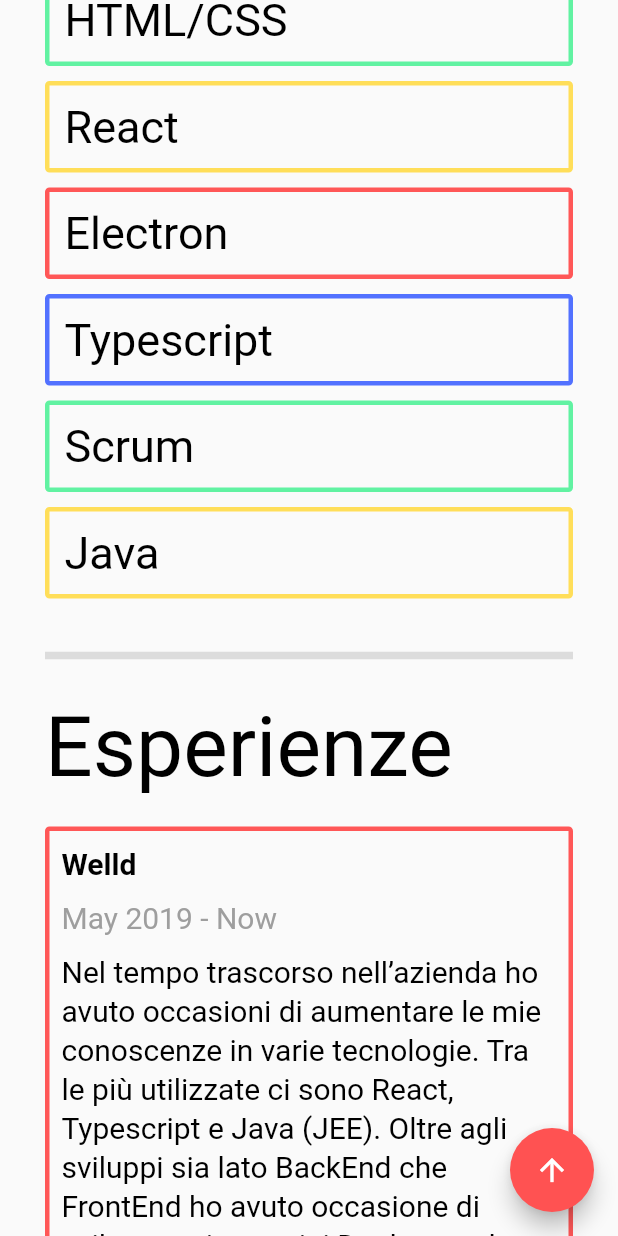
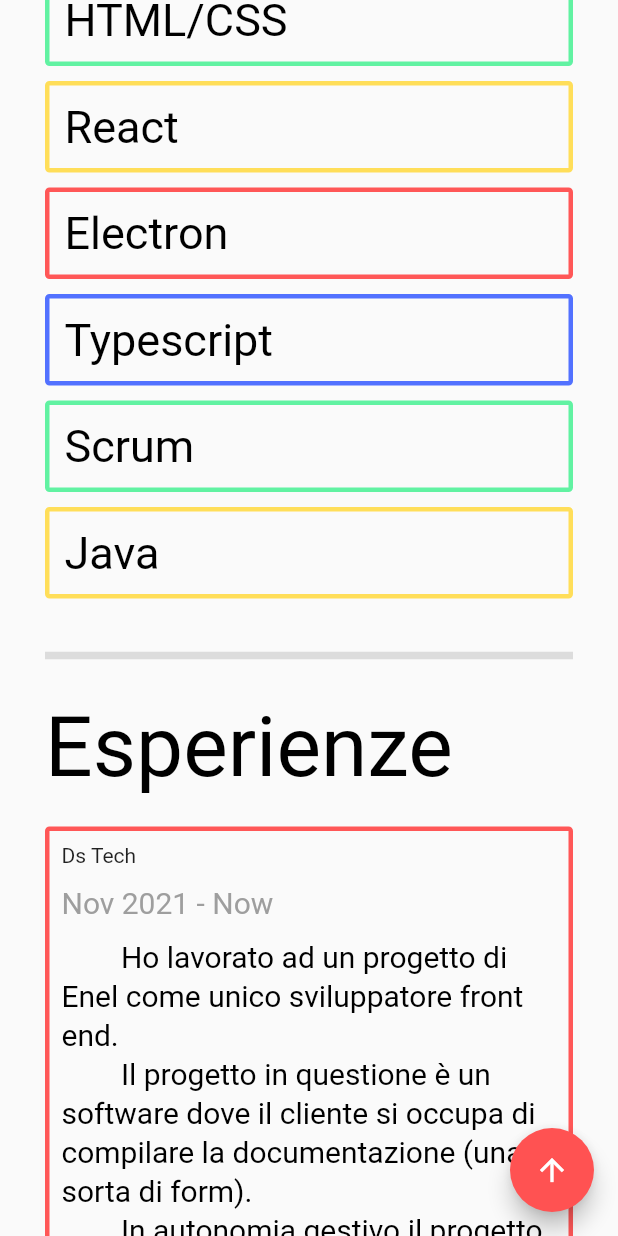
Before and after one commit to Silvano14/Silvano-Website, a Flutter app: the screen it shows after launch, scrolled down 2304 dp, on a phone screen of 412 x 824 dp. Run offline on Flutter 3.47's test engine with Material 2 defaults, Android fonts, the phone set to English and light mode, and no system bars; drawn by our look-alikes of auto_size_text; our stand-ins replace after_layout, font_awesome_flutter, google_fonts, responsive_builder; missing offline and left inert: dart:html; Roboto replaces fonts that are missing (Vollkorn).

Commit message:
Updated experiences and company's name are links

```diff
--- a/lib/experience/experience_container.dart
+++ b/lib/experience/experience_container.dart
@@ -1,6 +1,9 @@
+// ignore: avoid_web_libraries_in_flutter
+import 'dart:html' as html;
 import 'package:auto_size_text/auto_size_text.dart';
 import 'package:flutter/material.dart';
 import 'package:portfolio_flutter_web/utils/colour_assets.dart';
+import 'package:url_launcher/link.dart';
 
 class ExperienceContainer extends StatelessWidget {
   const ExperienceContainer({
@@ -26,10 +29,10 @@ class ExperienceContainer extends StatelessWidget {
       child: Column(
         crossAxisAlignment: CrossAxisAlignment.start,
         children: [
-          Text(
-            experience.company,
-            style: textStyle(isBold: true),
-          ),
+          new InkWell(
+              child: new Text(experience.company.getTitle),
+              onTap: () =>
+                  html.window.open(experience.company.getLink, "_blank")),
           SizedBox(height: 10),
           Text(
             experience.timeLine,
@@ -55,8 +58,23 @@ TextStyle textStyle({bool isBold, bool isGrey}) {
       color: isGrey ?? false ? Colors.grey : Colors.black);
 }
 
+class CompanyLink {
+  final String link;
+  final String title;
+
+  CompanyLink(this.link, this.title);
+
+  String get getLink {
+    return link;
+  }
+
+  String get getTitle {
+    return title;
+  }
+}
+
 class ExperienceInfo {
-  final String company;
+  final CompanyLink company;
   final String timeLine;
   final List<String> descriptions;
 
@@ -70,24 +88,40 @@ class ExperienceInfo {
 // I didn't use multi-line because it cause a weird render of the description.
 final experiences = [
   ExperienceInfo(
-    company: 'Welld',
-    timeLine: 'May 2019 - Now',
+    company: new CompanyLink('https://www.dstech.it/', 'Ds Tech '),
+    timeLine: 'Nov 2021 - Now',
     descriptions: [
-      "Nel tempo trascorso nell’azienda ho avuto occasioni di aumentare le mie " +
-          "conoscenze in varie tecnologie. Tra le più utilizzate ci sono React, " +
-          "Typescript e Java (JEE). Oltre agli sviluppi sia lato BackEnd che FrontEnd " +
-          "ho avuto occasione di sviluppare immagini Docker per la distribuzione degli " +
-          "applicativi, per facilitare l’utilizzo delle applicazioni esistenti a chi " +
-          "non avesse un ambiente pronto da utilizzare e per attuare test di integrazione. " +
-          "Intensivo uso di Electron insieme a React e Redux, tutto scritto in Typescript. " +
-          "Utilizzo di TSDX per la compilazione e la distribuzione della nostra libreria agli applicativi associati. " +
-          "Scritto test di integrazione tramite Cypress. " +
-          "Continua scrittura di test unitari per ogni parte di codice aggiunta o già esistente. Utilizzando sia Jest sia Junit. " +
-          "Quotidiano utilizzo di Git"
+      """
+        Ho lavorato ad un progetto di Enel come unico sviluppatore front end.
+        Il progetto in questione è un software dove il cliente si occupa di compilare la documentazione (una sorta di form).
+        In autonomia gestivo il progetto e implementavo tutte le sistemazioni e nuovi sviluppi che richiedeva il cliente.
+        Avendo avuto piena libertà sul progetto ho avuto il bisogno di attuare un refactoring
+        regolare del codice ogni qual volta la sezione su cui lavoravo ne aveva bisogno (quasi ogni sezione),
+        introdotto migliorie di performance, come un miglior utilizzo degli hooks, e stilizzazioni responsive.
+      """
     ],
   ),
   ExperienceInfo(
-    company: 'Edr TOOLS',
+    company: new CompanyLink('https://www.welld.ch/', 'Welld'),
+    timeLine: 'May 2019 - Nov 2021',
+    descriptions: [
+      """
+          Nel tempo trascorso nell’azienda ho avuto occasioni di aumentare le mie
+          conoscenze in varie tecnologie. Tra le più utilizzate ci sono React,
+          Typescript e Java (JEE). Oltre agli sviluppi sia lato BackEnd che FrontEnd
+          ho avuto occasione di sviluppare immagini Docker per la distribuzione degli
+          applicativi, per facilitare l’utilizzo delle applicazioni esistenti a chi
+          non avesse un ambiente pronto da utilizzare e per attuare test di integrazione.
+          Intensivo uso di Electron insieme a React e Redux, tutto scritto in Typescript.
+          Utilizzo di TSDX per la compilazione e la distribuzione della nostra libreria agli applicativi associati.
+          Scritto test di integrazione tramite Cypress.
+          Continua scrittura di test unitari per ogni parte di codice aggiunta o già esistente. Utilizzando sia Jest sia Junit.
+          Quotidiano utilizzo di Git
+      """
+    ],
+  ),
+  ExperienceInfo(
+    company: new CompanyLink('https://edrtools.eu/', 'EDR Tools'),
     timeLine: 'Sep 2018 - Apr 2019',
     descriptions: [
       'Estrazione dei dati da dispositivi mobili con software creati per Raspberry con l\'utilizzo di librerie in C e Python. ' +
@@ -96,7 +130,8 @@ final experiences = [
     ],
   ),
   ExperienceInfo(
-    company: 'ITS Kennedy',
+    company: new CompanyLink(
+        'https://www.tecnicosuperiorekennedy.it/', 'ITS Alto Adriatico'),
     timeLine: '2016 - 2018',
     descriptions: [
       'Attività e associazioni: Studio e praticità nel corso di studi I.O.T (Internet of Things) \n' +
```
Also changed, not shown: pubspec.lock.
